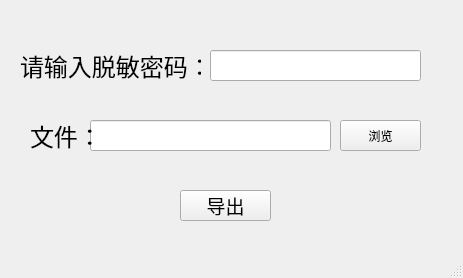
Above: src/Viewer/main_window.ui from StuLiu/DataMasking_20190517 before the change. Below: the same form after it.
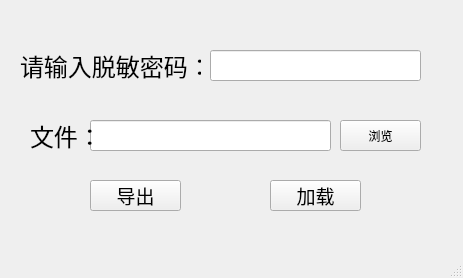
That is the form after the change.

Patch:
```diff
--- a/src/Viewer/main_window.ui
+++ b/src/Viewer/main_window.ui
@@ -17,8 +17,8 @@
    <widget class="QPushButton" name="pushButton_export">
     <property name="geometry">
      <rect>
-      <x>180</x>
-      <y>190</y>
+      <x>90</x>
+      <y>180</y>
       <width>91</width>
       <height>31</height>
      </rect>
@@ -104,6 +104,25 @@
      <string>文件：</string>
     </property>
    </widget>
+   <widget class="QPushButton" name="pushButton_import">
+    <property name="geometry">
+     <rect>
+      <x>270</x>
+      <y>180</y>
+      <width>91</width>
+      <height>31</height>
+     </rect>
+    </property>
+    <property name="font">
+     <font>
+      <family>宋体</family>
+      <pointsize>14</pointsize>
+     </font>
+    </property>
+    <property name="text">
+     <string>加载</string>
+    </property>
+   </widget>
   </widget>
   <widget class="QMenuBar" name="menubar">
    <property name="geometry">
```
